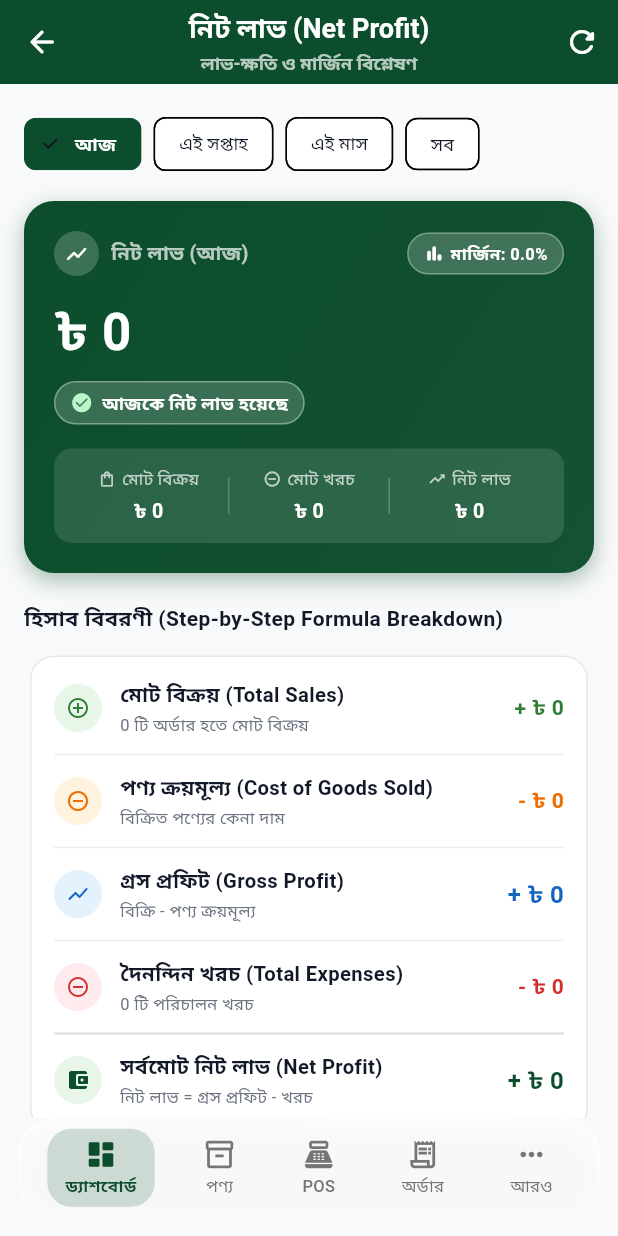
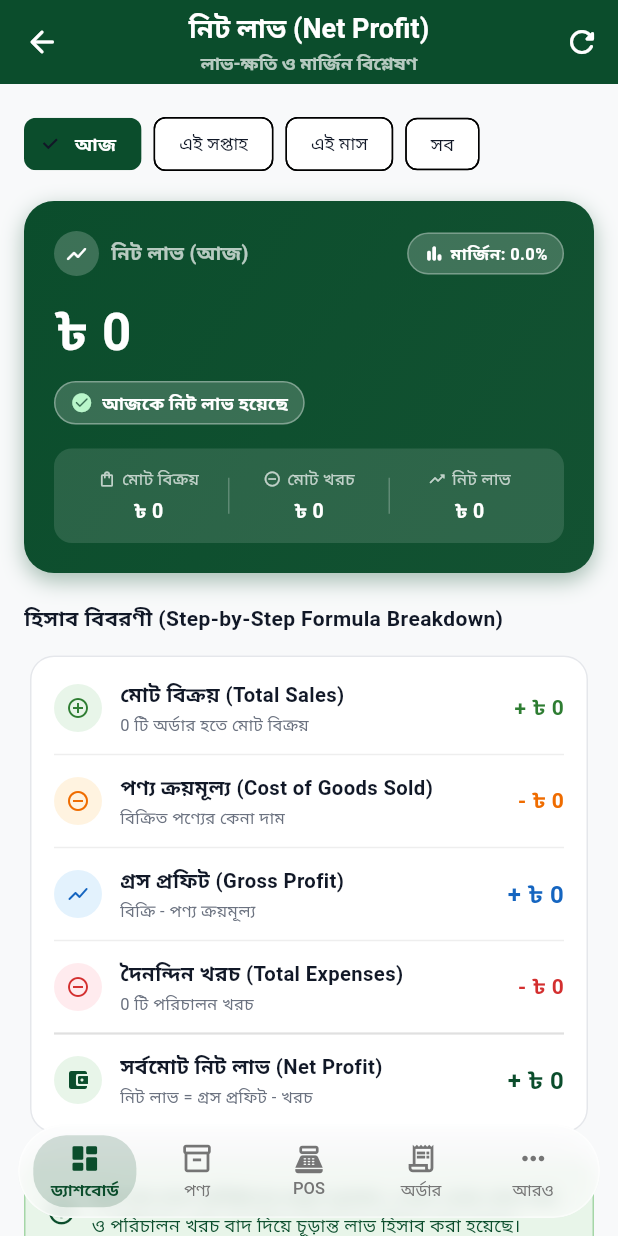
Before and after one commit to swapnileee/ADOT-ANDROID, a Flutter app: the screen it shows after launch, scrolled down 454 dp, after a tap on "নিট লাভ", on a phone screen of 412 x 824 dp. Run offline on Flutter 3.47's test engine with Material 3 defaults, Android fonts, the phone set to English and light mode, and no system bars; our stand-ins replace flutter_spinkit, google_fonts, image_picker, pdf, printing, shared_preferences and 1 more; accounts and stored records are empty; network calls fail.

Commit message:
Update all changes and fixes

```diff
--- a/lib/models/due_collection_model.dart
+++ b/lib/models/due_collection_model.dart
@@ -2,14 +2,18 @@ class DueCollectionModel {
   final String id;
   final String? saleId;
   final String customerName;
+  final String? customerPhone;
   final double amount;
+  final String? notes;
   final DateTime createdAt;
 
   DueCollectionModel({
     required this.id,
     this.saleId,
     required this.customerName,
+    this.customerPhone,
     required this.amount,
+    this.notes,
     required this.createdAt,
   });
 
@@ -18,9 +22,11 @@ class DueCollectionModel {
       id: json['id']?.toString() ?? '',
       saleId: json['sale_id']?.toString(),
       customerName: json['customer_name'] ?? json['name'] ?? '',
+      customerPhone: json['customer_phone']?.toString(),
       amount: (json['amount'] is num)
           ? (json['amount'] as num).toDouble()
           : double.tryParse(json['amount']?.toString() ?? '0') ?? 0.0,
+      notes: json['notes']?.toString(),
       createdAt: json['created_at'] != null
           ? (DateTime.tryParse(json['created_at'].toString())?.toLocal() ?? DateTime.now().toLocal())
           : DateTime.now().toLocal(),
@@ -31,7 +37,9 @@ class DueCollectionModel {
     return {
       'sale_id': saleId,
       'customer_name': customerName,
+      'customer_phone': customerPhone,
       'amount': amount,
+      'notes': notes,
       'created_at': createdAt.toUtc().toIso8601String(),
     };
   }
--- a/lib/models/product_model.dart
+++ b/lib/models/product_model.dart
@@ -53,6 +53,9 @@ class Product {
   final String supplier;
   final String imageUrl;
   final String baseUnit; // e.g., "ml", "g", "pcs", "L", "kg"
+  final double directBuyingPrice;
+  final double directSellingPrice;
+  final int directStockQuantity;
   final List<ProductVariant> variants;
 
   Product({
@@ -62,25 +65,59 @@ class Product {
     required this.supplier,
     required this.imageUrl,
     required this.baseUnit,
+    this.directBuyingPrice = 0.0,
+    this.directSellingPrice = 0.0,
+    this.directStockQuantity = 0,
     required this.variants,
   });
 
-  double get minPrice => variants.isEmpty ? 0 : variants.map((v) => v.price).reduce((a, b) => a < b ? a : b);
-  double get maxPrice => variants.isEmpty ? 0 : variants.map((v) => v.price).reduce((a, b) => a > b ? a : b);
-  double get totalStock => variants.fold(0.0, (sum, v) => sum + v.stock);
+  double get buyingPrice {
+    if (directBuyingPrice > 0) return directBuyingPrice;
+    if (variants.isNotEmpty) return minPrice * 0.75;
+    return 0.0;
+  }
+
+  double get sellingPrice {
+    if (directSellingPrice > 0) return directSellingPrice;
+    if (variants.isNotEmpty) return minPrice;
+    return 0.0;
+  }
+
+  int get stockQuantity {
+    if (directStockQuantity > 0) return directStockQuantity;
+    if (variants.isNotEmpty) return totalStock.toInt();
+    return 0;
+  }
+
+  double get minPrice {
+    if (variants.isNotEmpty) {
+      return variants.map((v) => v.price).reduce((a, b) => a < b ? a : b);
+    }
+    return sellingPrice;
+  }
+
+  double get maxPrice {
+    if (variants.isNotEmpty) {
+      return variants.map((v) => v.price).reduce((a, b) => a > b ? a : b);
+    }
+    return sellingPrice;
+  }
+
+  double get totalStock {
+    if (variants.isNotEmpty) {
+      return variants.fold(0.0, (sum, v) => sum + v.stock);
+    }
+    return stockQuantity.toDouble();
+  }
 
   /// Clean product title stripped of any hardcoded weight/volume parentheses strings.
   String get cleanName {
     return name.replaceAll(RegExp(r'\s*\([^)]*\)'), '').trim();
   }
 
-  // Backwards compatibility getters:
-  double get sellingPrice => minPrice;
-  double get buyingPrice => minPrice * 0.75;
   double get unitProfit => sellingPrice - buyingPrice;
-  int get stockQuantity => totalStock.toInt();
   double get stockInBaseUnit => totalStock;
-  double get baseUnitPrice => minPrice;
+  double get baseUnitPrice => sellingPrice;
   bool get allowDecimal => baseUnit.toLowerCase() == 'g' || baseUnit.toLowerCase() == 'ml' || baseUnit.toLowerCase() == 'kg' || baseUnit.toLowerCase() == 'l';
   UnitCategory get unitCategory => UnitConversionService.parseCategory(category.isNotEmpty ? category : baseUnit);
 
@@ -90,9 +127,13 @@ class Product {
   }
 
   String get priceRangeText {
-    if (variants.isEmpty) return '৳0';
-    if (minPrice == maxPrice) return '৳${minPrice.toStringAsFixed(0)}';
-    return '৳${minPrice.toStringAsFixed(0)} - ৳${maxPrice.toStringAsFixed(0)}';
+    if (variants.isNotEmpty) {
+      final minP = minPrice;
+      final maxP = maxPrice;
+      if (minP == maxP) return '৳${minP.toStringAsFixed(0)}';
+      return '৳${minP.toStringAsFixed(0)} - ৳${maxP.toStringAsFixed(0)}';
+    }
+    return '৳${sellingPrice.toStringAsFixed(0)}';
   }
 
   bool get isLowStock => totalStock <= 10;
@@ -105,17 +146,21 @@ class Product {
           .toList();
     }
 
-    // Fallback for legacy JSON structures
-    if (parsedVariants.isEmpty) {
-      final double price = (json['base_unit_price'] as num?)?.toDouble() ?? (json['selling_price'] as num?)?.toDouble() ?? 100.0;
-      final double stock = (json['stock_in_base_unit'] as num?)?.toDouble() ?? (json['stock_quantity'] as num?)?.toDouble() ?? 10.0;
+    final double buying = double.tryParse(json['buying_price']?.toString() ?? '0') ?? 0.0;
+    final double rawSelling = double.tryParse(json['selling_price']?.toString() ?? '0') ?? 0.0;
+    final double baseUnitPriceVal = double.tryParse(json['base_unit_price']?.toString() ?? '0') ?? 0.0;
+    final double selling = rawSelling > 0 ? rawSelling : baseUnitPriceVal;
+    final int stock = int.tryParse(json['stock_quantity']?.toString() ?? '0') ?? (int.tryParse(json['stock_in_base_unit']?.toString() ?? '0') ?? 0);
+
+    // Fallback for legacy JSON structures when variants are missing
+    if (parsedVariants.isEmpty && selling > 0) {
       final String unit = json['base_unit']?.toString() ?? 'pcs';
       parsedVariants = [
         ProductVariant(
           id: 'v_1',
           sizeLabel: '1 $unit',
-          price: price,
-          stock: stock,
+          price: selling,
+          stock: stock.toDouble(),
         )
       ];
     }
@@ -127,8 +172,33 @@ class Product {
       supplier: json['supplier']?.toString() ?? 'ADOT Organic',
       imageUrl: json['image_url']?.toString() ?? json['imageUrl']?.toString() ?? '',
       baseUnit: json['base_unit']?.toString() ?? json['baseUnit']?.toString() ?? 'pcs',
+      directBuyingPrice: buying,
+      directSellingPrice: selling,
+      directStockQuantity: stock,
       variants: parsedVariants,
     );
+  }
+
+  factory Product.fromMap(Map<String, dynamic> map) => Product.fromJson(map);
+
+  Map<String, dynamic> toDatabaseJson() {
+    final Map<String, dynamic> data = {
+      'name': name,
+      'category': category,
+      'buying_price': buyingPrice,
+      'selling_price': sellingPrice,
+      'stock_quantity': stockQuantity,
+    };
+    if (supplier.isNotEmpty) {
+      data['supplier'] = supplier;
+    }
+    if (imageUrl.isNotEmpty) {
+      data['image_url'] = imageUrl;
+    }
+    if (variants.isNotEmpty) {
+      data['variants'] = variants.map((v) => v.toJson()).toList();
+    }
+    return data;
   }
 
   Map<String, dynamic> toJson() {
@@ -139,12 +209,10 @@ class Product {
       'supplier': supplier,
       'image_url': imageUrl,
       'base_unit': baseUnit,
+      'buying_price': buyingPrice,
+      'selling_price': sellingPrice,
+      'stock_quantity': stockQuantity,
       'variants': variants.map((v) => v.toJson()).toList(),
-      // Backwards compatibility database fields:
-      'selling_price': minPrice,
-      'stock_quantity': totalStock.toInt(),
-      'stock_in_base_unit': totalStock,
-      'base_unit_price': minPrice,
     };
   }
 
@@ -155,6 +223,9 @@ class Product {
     String? supplier,
     String? imageUrl,
     String? baseUnit,
+    double? directBuyingPrice,
+    double? directSellingPrice,
+    int? directStockQuantity,
     List<ProductVariant>? variants,
   }) {
     return Product(
@@ -164,6 +235,9 @@ class Product {
       supplier: supplier ?? this.supplier,
       imageUrl: imageUrl ?? this.imageUrl,
       baseUnit: baseUnit ?? this.baseUnit,
+      directBuyingPrice: directBuyingPrice ?? this.directBuyingPrice,
+      directSellingPrice: directSellingPrice ?? this.directSellingPrice,
+      directStockQuantity: directStockQuantity ?? this.directStockQuantity,
       variants: variants ?? this.variants,
     );
   }
--- a/lib/screens/add_product_screen.dart
+++ b/lib/screens/add_product_screen.dart
@@ -185,7 +185,7 @@ class _AddProductScreenState extends State<AddProductScreen> {
       if (widget.productToEdit != null) {
         await _supabaseService.updateProduct(product);
         if (!mounted) return;
-        CustomSnackBar.showSuccess(context, 'পণ্য সফলভাবে আপডেট করা হয়েছে!');
+        CustomSnackBar.showSuccess(context, 'পণ্য সফলভাবে সংশোধন করা হয়েছে');
       } else {
         await _supabaseService.addProduct(product);
         if (!mounted) return;
--- a/lib/screens/cash_in_hand_breakdown_screen.dart
+++ b/lib/screens/cash_in_hand_breakdown_screen.dart
@@ -46,6 +46,7 @@ class _CashInHandBreakdownScreenState extends State<CashInHandBreakdownScreen> {
   double _cashPurchases = 0.0;
   double _expensesPaid = 0.0;
   int _dueColCount = 0;
+  double _yesterdayCashInHand = 0.0;
 
   @override
   void initState() {
@@ -168,6 +169,44 @@ class _CashInHandBreakdownScreenState extends State<CashInHandBreakdownScreen> {
       }
     }
 
+    final startOfYesterdayBD = startOfTodayBD.subtract(const Duration(hours: 24));
+    double yPaidSales = 0.0;
+    for (var s in _allSales) {
+      if (s.createdAt != null) {
+        final sDate = s.createdAt!.toLocal();
+        if (!sDate.isBefore(startOfYesterdayBD) && sDate.isBefore(startOfTodayBD)) {
+          yPaidSales += s.paidAmount;
+        }
+      }
+    }
+    double yDueCol = 0.0;
+    for (var c in _allDueCollections) {
+      final cDate = c.createdAt.toLocal();
+      if (!cDate.isBefore(startOfYesterdayBD) && cDate.isBefore(startOfTodayBD)) {
+        yDueCol += c.amount;
+      }
+    }
+    double yExp = 0.0;
+    for (var e in _allExpenses) {
+      final eDate = (e.expenseDate ?? e.createdAt);
+      if (eDate != null) {
+        final eLocal = eDate.toLocal();
+        if (!eLocal.isBefore(startOfYesterdayBD) && eLocal.isBefore(startOfTodayBD)) {
+          yExp += e.amount;
+        }
+      }
+    }
+    double yPur = 0.0;
+    for (var p in _allPurchases) {
+      if (p.createdAt != null) {
+        final pLocal = p.createdAt!.toLocal();
+        if (!pLocal.isBefore(startOfYesterdayBD) && pLocal.isBefore(startOfTodayBD)) {
+          yPur += p.totalCost;
+        }
+      }
+    }
+    final double calcYesterdayCash = (yPaidSales + yDueCol) - (yExp + yPur);
+
     setState(() {
       _directPaidSales = paidSalesSum;
       _cashSalesSum = cSalesSum;
@@ -180,6 +219,7 @@ class _CashInHandBreakdownScreenState extends State<CashInHandBreakdownScreen> {
       _expensesPaid = expSum;
       _cashPurchases = purchaseSum;
       _dueColCount = colCount;
+      _yesterdayCashInHand = calcYesterdayCash > 0 ? calcYesterdayCash : 0.0;
       _isLoading = false;
     });
   }
@@ -191,7 +231,7 @@ class _CashInHandBreakdownScreenState extends State<CashInHandBreakdownScreen> {
   @override
   Widget build(BuildContext context) {
     return Scaffold(
-      backgroundColor: AppTheme.creamBg,
+      backgroundColor: Colors.transparent,
       drawer: AppDrawer(
         currentTab: 0,
         onSelectTab: (tabIndex) {
@@ -243,6 +283,7 @@ class _CashInHandBreakdownScreenState extends State<CashInHandBreakdownScreen> {
         ],
       ),
       body: SafeArea(
+        bottom: false,
         child: _isLoading
             ? const Center(
                 child: SpinKitFadingCube(
@@ -254,7 +295,7 @@ class _CashInHandBreakdownScreenState extends State<CashInHandBreakdownScreen> {
                 onRefresh: _loadData,
                 color: const Color(0xFF1565C0),
                 child: ListView(
-                  padding: const EdgeInsets.all(16.0),
+                  padding: const EdgeInsets.fromLTRB(16.0, 16.0, 16.0, 100.0),
                   children: [
                     // 1. Filter Chips Row (Instant Local Filtering)
                     SingleChildScrollView(
@@ -382,6 +423,23 @@ class _CashInHandBreakdownScreenState extends State<CashInHandBreakdownScreen> {
                                     child: Text(
                                       'খরচ: -৳ ${_totalOutflow.toStringAsFixed(0)}',
                                       style: const TextStyle(color: Colors.white, fontSize: 11.5, fontWeight: FontWeight.w600),
+                                    ),
+                                  ),
+                                  const SizedBox(width: 8),
+                                  Container(
+                                    padding: const EdgeInsets.symmetric(horizontal: 10, vertical: 4),
+                                    decoration: BoxDecoration(
+                                      color: Colors.white.withValues(alpha: 0.18),
+                                      borderRadius: BorderRadius.circular(12),
+                                      border: Border.all(color: Colors.white.withValues(alpha: 0.3), width: 0.8),
+                                    ),
+                                    child: Text(
+                                      'গতকাল: ৳${_yesterdayCashInHand.toStringAsFixed(0)}',
+                                      style: const TextStyle(
+                                        color: Colors.white,
+                                        fontSize: 11.5,
+                                        fontWeight: FontWeight.w500,
+                                      ),
                                     ),
                                   ),
                                 ],
--- a/lib/screens/dashboard_screen.dart
+++ b/lib/screens/dashboard_screen.dart
@@ -61,7 +61,7 @@ class DashboardScreenState extends State<DashboardScreen> with WidgetsBindingObs
   double _todayNetProfit = 0.0;
   double _yesterdayExpenses = 0.0;
   double _yesterdayNetProfit = 0.0;
-  String _lastUpdatedTime = '';
+  double _yesterdayCashInHand = 0.0;
   double _totalDue = 0.0;
   int _totalProducts = 0;
   int _lowStockCount = 0;
@@ -320,6 +320,7 @@ class DashboardScreenState extends State<DashboardScreen> with WidgetsBindingObs
       final products = await _supabaseService.fetchProducts();
       final expenses = await _supabaseService.fetchExpenses();
       final dueCollections = await _supabaseService.fetchDueCollections();
+      final todayDueCollectedSum = await _supabaseService.fetchTodayDueCollectionsTotal();
       final staffList = await _supabaseService.fetchStaff();
       final salaryPayments = await _supabaseService.fetchSalaryPayments();
 
@@ -437,9 +438,30 @@ class DashboardScreenState extends State<DashboardScreen> with WidgetsBindingObs
       final finalTodaySales = realTodaySales;
       final finalTodayOrderCount = realTodayOrderCount;
 
+      // Calculate Yesterday's Cash-in-Hand
+      double computedYesterdayPaidSales = 0.0;
+      for (var sale in sales) {
+        if (sale.createdAt != null) {
+          final saleDate = sale.createdAt!.toLocal();
+          if (!saleDate.isBefore(startOfYesterday) && saleDate.isBefore(localStartOfDay)) {
+            computedYesterdayPaidSales += sale.paidAmount;
+          }
+        }
+      }
+
+      double computedYesterdayDueCollected = 0.0;
+      for (var col in dueCollections) {
+        final colDate = col.createdAt.toLocal();
+        if (!colDate.isBefore(startOfYesterday) && colDate.isBefore(localStartOfDay)) {
+          computedYesterdayDueCollected += col.amount;
+        }
+      }
+
+      final double calcYesterdayCash = (computedYesterdayPaidSales + computedYesterdayDueCollected) - computedYesterdayExpenses;
+      final double finalYesterdayCashInHand = calcYesterdayCash > 0 ? calcYesterdayCash : 0.0;
+
       final netProfitToday = finalTodaySales - computedTodayCogs - computedTodayExpenses;
       final netProfitYesterday = realYesterdaySales - computedYesterdayCogs - computedYesterdayExpenses;
-      final updatedTimeText = DateFormat('hh:mm a').format(now);
 
       if (!mounted) return;
       setState(() {
@@ -447,12 +469,12 @@ class DashboardScreenState extends State<DashboardScreen> with WidgetsBindingObs
         _todayPaidSales = (todayStats['paidSales'] as double? ?? 0.0) > 0
             ? (todayStats['paidSales'] as double)
             : computedTodayPaidSales;
-        _todayDueCollected = computedTodayDueCollected;
+        _todayDueCollected = todayDueCollectedSum > 0 ? todayDueCollectedSum : computedTodayDueCollected;
         _todayExpenses = computedTodayExpenses;
         _todayNetProfit = netProfitToday;
         _yesterdayExpenses = computedYesterdayExpenses;
         _yesterdayNetProfit = netProfitYesterday;
-        _lastUpdatedTime = updatedTimeText;
+        _yesterdayCashInHand = finalYesterdayCashInHand;
         _totalDue = computedTotalDue;
         _totalProducts = products.length;
         _lowStockCount = products.where((p) => p.isLowStock).length;
@@ -1067,8 +1089,6 @@ class DashboardScreenState extends State<DashboardScreen> with WidgetsBindingObs
       expenseSubtext = 'গতকালের উপাত্ত নেই';
     }
 
-    String cashSubtext = _lastUpdatedTime.isNotEmpty ? 'আপডেট: আজ $_lastUpdatedTime' : 'আপডেট: আজ';
-
     return GridView.count(
       padding: EdgeInsets.zero,
       crossAxisCount: 2,
@@ -1119,7 +1139,7 @@ class DashboardScreenState extends State<DashboardScreen> with WidgetsBindingObs
         _buildSecondaryCard(
           'হাতে নগদ',
           '৳ ${_cashInHand.toStringAsFixed(0)}',
-          cashSubtext,
+          'গতকাল: ৳ ${_yesterdayCashInHand.toStringAsFixed(0)}',
           Icons.account_balance_wallet_outlined,
           const Color(0xFF1565C0),
           onTap: () {
--- a/lib/screens/dues_screen.dart
+++ b/lib/screens/dues_screen.dart
@@ -418,6 +418,7 @@ class _DuesScreenState extends State<DuesScreen> with AutomaticKeepAliveClientMi
                             if (selectedMode == 0 && inputVal > 0) {
                               await _supabaseService.recordDueCollection(
                                 customerName: sale.customerName.isEmpty ? 'নগদ কাস্টমার' : sale.customerName,
+                                customerPhone: sale.customerPhone,
                                 amount: inputVal,
                                 saleId: sale.id.toString(),
                               );
--- a/lib/screens/inventory_screen.dart
+++ b/lib/screens/inventory_screen.dart
@@ -289,11 +289,12 @@ class InventoryScreenState extends State<InventoryScreen> with AutomaticKeepAliv
         ],
       ),
       floatingActionButton: Padding(
-        padding: const EdgeInsets.only(bottom: 76.0, right: 4.0),
+        padding: const EdgeInsets.only(bottom: 90.0, right: 8.0),
         child: SizedBox(
-          width: 50,
-          height: 50,
+          width: 52,
+          height: 52,
           child: FloatingActionButton(
+            heroTag: 'add_product_fab',
             onPressed: () => _openAddProductScreen(),
             backgroundColor: const Color(0xFF0B4D2C),
             elevation: 4,
@@ -303,7 +304,7 @@ class InventoryScreenState extends State<InventoryScreen> with AutomaticKeepAliv
             child: const Icon(
               Icons.add_rounded,
               color: Colors.white,
-              size: 26,
+              size: 28,
             ),
           ),
         ),
--- a/lib/screens/main_screen.dart
+++ b/lib/screens/main_screen.dart
@@ -56,30 +56,34 @@ class _MainScreenState extends State<MainScreen> {
 
     return InkWell(
       onTap: () => _navigateToTab(index),
-      borderRadius: BorderRadius.circular(16),
-      child: AnimatedContainer(
-        duration: const Duration(milliseconds: 200),
-        padding: const EdgeInsets.symmetric(horizontal: 12, vertical: 6),
-        decoration: BoxDecoration(
-          color: isSelected ? activeColor.withValues(alpha: 0.18) : Colors.transparent,
-          borderRadius: BorderRadius.circular(16),
-        ),
+      borderRadius: BorderRadius.circular(20),
+      splashColor: Colors.transparent,
+      highlightColor: Colors.transparent,
+      child: Container(
+        padding: const EdgeInsets.symmetric(vertical: 4),
+        alignment: Alignment.center,
         child: Column(
           mainAxisSize: MainAxisSize.min,
+          mainAxisAlignment: MainAxisAlignment.center,
           children: [
-            Icon(
-              isSelected ? activeIcon : icon,
-              color: isSelected ? activeColor : Colors.grey.shade600,
-              size: 22,
+            AnimatedSwitcher(
+              duration: const Duration(milliseconds: 200),
+              child: Icon(
+                isSelected ? activeIcon : icon,
+                key: ValueKey<bool>(isSelected),
+                color: isSelected ? activeColor : Colors.grey.shade600,
+                size: 22,
+              ),
             ),
             const SizedBox(height: 2),
-            Text(
-              label,
+            AnimatedDefaultTextStyle(
+              duration: const Duration(milliseconds: 200),
               style: TextStyle(
                 color: isSelected ? activeColor : Colors.grey.shade600,
                 fontWeight: isSelected ? FontWeight.bold : FontWeight.w500,
                 fontSize: 11,
               ),
+              child: Text(label),
             ),
           ],
         ),
@@ -89,6 +93,8 @@ class _MainScreenState extends State<MainScreen> {
 
   @override
   Widget build(BuildContext context) {
+    const activeColor = Color(0xFF0B4D2C);
+
     return Scaffold(
       backgroundColor: const Color(0xFFF8F9FA),
       extendBody: true,
@@ -104,35 +110,65 @@ class _MainScreenState extends State<MainScreen> {
         child: Padding(
           padding: const EdgeInsets.only(left: 12, right: 12, bottom: 12),
           child: ClipRRect(
-            borderRadius: BorderRadius.circular(24),
+            borderRadius: BorderRadius.circular(32),
             child: BackdropFilter(
-              filter: ImageFilter.blur(sigmaX: 12.0, sigmaY: 12.0),
+              filter: ImageFilter.blur(sigmaX: 6.0, sigmaY: 6.0),
               child: Container(
-                padding: const EdgeInsets.symmetric(horizontal: 8, vertical: 6),
+                padding: const EdgeInsets.symmetric(horizontal: 6, vertical: 4),
                 decoration: BoxDecoration(
                   color: Colors.white.withValues(alpha: 0.65),
-                  borderRadius: BorderRadius.circular(24),
+                  borderRadius: BorderRadius.circular(32),
                   border: Border.all(
-                    color: Colors.white.withValues(alpha: 0.4),
-                    width: 1.5,
+                    color: Colors.white.withValues(alpha: 0.5),
+                    width: 1.2,
                   ),
                   boxShadow: [
                     BoxShadow(
-                      color: Colors.black.withValues(alpha: 0.06),
+                      color: Colors.black.withValues(alpha: 0.04),
                       blurRadius: 16,
-                      offset: const Offset(0, 6),
+                      offset: const Offset(0, 4),
                     ),
                   ],
                 ),
-                child: Row(
-                  mainAxisAlignment: MainAxisAlignment.spaceAround,
-                  children: [
-                    _buildNavItem(0, Icons.dashboard_outlined, Icons.dashboard_rounded, 'ড্যাশবোর্ড'),
-                    _buildNavItem(1, Icons.inventory_2_outlined, Icons.inventory_2_rounded, 'পণ্য'),
-                    _buildNavItem(2, Icons.point_of_sale_outlined, Icons.point_of_sale_rounded, 'POS'),
-                    _buildNavItem(3, Icons.receipt_long_outlined, Icons.receipt_long_rounded, 'অর্ডার'),
-                    _buildNavItem(4, Icons.more_horiz_rounded, Icons.more_horiz_rounded, 'আরও'),
-                  ],
+                child: SizedBox(
+                  height: 52,
+                  child: LayoutBuilder(
+                    builder: (context, constraints) {
+                      final int activeTab = _currentIndex > 4 ? 0 : _currentIndex;
+                      final double tabWidth = constraints.maxWidth / 5;
+
+                      return Stack(
+                        alignment: Alignment.centerLeft,
+                        children: [
+                          // 1. Floating Animated Sliding Green Pill Indicator
+                          AnimatedPositioned(
+                            duration: const Duration(milliseconds: 300),
+                            curve: Curves.easeOutCubic,
+                            left: activeTab * tabWidth + 3,
+                            top: 2,
+                            bottom: 2,
+                            width: tabWidth - 6,
+                            child: Container(
+                              decoration: BoxDecoration(
+                                color: activeColor.withValues(alpha: 0.18),
+                                borderRadius: BorderRadius.circular(22),
+                              ),
+                            ),
+                          ),
+                          // 2. Tab Items Row
+                          Row(
+                            children: [
+                              Expanded(child: _buildNavItem(0, Icons.dashboard_outlined, Icons.dashboard_rounded, 'ড্যাশবোর্ড')),
+                              Expanded(child: _buildNavItem(1, Icons.inventory_2_outlined, Icons.inventory_2_rounded, 'পণ্য')),
+                              Expanded(child: _buildNavItem(2, Icons.point_of_sale_outlined, Icons.point_of_sale_rounded, 'POS')),
+                              Expanded(child: _buildNavItem(3, Icons.receipt_long_outlined, Icons.receipt_long_rounded, 'অর্ডার')),
+                              Expanded(child: _buildNavItem(4, Icons.more_horiz_rounded, Icons.more_horiz_rounded, 'আরও')),
+                            ],
+                          ),
+                        ],
+                      );
+                    },
+                  ),
                 ),
               ),
             ),
--- a/lib/screens/net_profit_breakdown_screen.dart
+++ b/lib/screens/net_profit_breakdown_screen.dart
@@ -157,7 +157,7 @@ class _NetProfitBreakdownScreenState extends State<NetProfitBreakdownScreen> {
     const deepGreenColor = Color(0xFF0B4D2C);
 
     return Scaffold(
-      backgroundColor: AppTheme.creamBg,
+      backgroundColor: Colors.transparent,
       drawer: AppDrawer(
         currentTab: 0,
         onSelectTab: (tabIndex) {
@@ -209,6 +209,7 @@ class _NetProfitBreakdownScreenState extends State<NetProfitBreakdownScreen> {
         ],
       ),
       body: SafeArea(
+        bottom: false,
         child: _isLoading
             ? const Center(
                 child: SpinKitFadingCube(
@@ -220,7 +221,7 @@ class _NetProfitBreakdownScreenState extends State<NetProfitBreakdownScreen> {
                 onRefresh: _loadData,
                 color: deepGreenColor,
                 child: ListView(
-                  padding: const EdgeInsets.all(16.0),
+                  padding: const EdgeInsets.fromLTRB(16.0, 16.0, 16.0, 100.0),
                   children: [
                     // 1. Time Filter Chips Row (Instant Local Filtering)
                     SingleChildScrollView(
```
Also changed, not shown: lib/config/app_constants.dart (+4 -3 lines), lib/services/supabase_service.dart (+147 -16 lines), pubspec.yaml (+8 -0 lines), assets/icon/app_icon.png (added), pubspec.lock, 6 other files.
